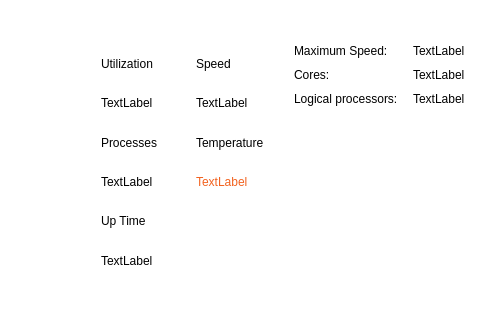
This is app/forms/mainwindow.ui in yuxincs/taskmanager as Qt 5 draws it before an edit; both pictures show x 109 to 600 and y 306 to 626 of the 600 by 626 pixel window. The edited form follows.
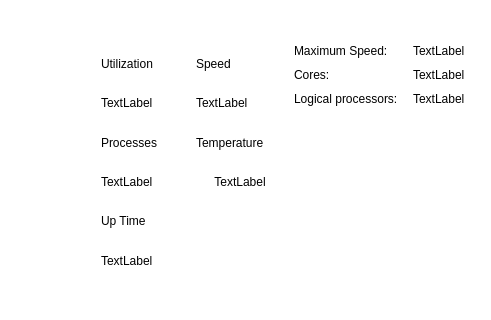
This is the edited form. The open tabs and pages were chosen to show the change. Custom widgets are drawn as their Qt base class.

Commit message: Display the temperature based on the reading.

What changed in the file:
```diff
--- a/app/forms/mainwindow.ui
+++ b/app/forms/mainwindow.ui
@@ -81,22 +81,6 @@
 	background-color:rgb(229, 243, 255);
 }
 
-
-QPushButton{
- 	background-color:rgb(51,133,255);
-	border:none;
-	color:rgb(255,255,255);
-}
-
-QPushButton:hover{
-	background-color:rgb(49,126,243);
-	border:none
-}
-
-QPushButton:pressed{
-	background-color:rgb(48,117,220);
-	border:none}
-
 QListView{
 	background:transparent;
 	border:none;
@@ -347,46 +331,12 @@
                   </item>
                   <item row="3" column="1">
                    <widget class="QLabel" name="temperature">
-                    <property name="palette">
-                     <palette>
-                      <active>
-                       <colorrole role="WindowText">
-                        <brush brushstyle="SolidPattern">
-                         <color alpha="255">
-                          <red>242</red>
-                          <green>98</green>
-                          <blue>31</blue>
-                         </color>
-                        </brush>
-                       </colorrole>
-                      </active>
-                      <inactive>
-                       <colorrole role="WindowText">
-                        <brush brushstyle="SolidPattern">
-                         <color alpha="255">
-                          <red>242</red>
-                          <green>98</green>
-                          <blue>31</blue>
-                         </color>
-                        </brush>
-                       </colorrole>
-                      </inactive>
-                      <disabled>
-                       <colorrole role="WindowText">
-                        <brush brushstyle="SolidPattern">
-                         <color alpha="255">
-                          <red>160</red>
-                          <green>160</green>
-                          <blue>160</blue>
-                         </color>
-                        </brush>
-                       </colorrole>
-                      </disabled>
-                     </palette>
-                    </property>
                     <property name="text">
                      <string>TextLabel</string>
                     </property>
+                    <property name="alignment">
+                     <set>Qt::AlignCenter</set>
+                    </property>
                    </widget>
                   </item>
                   <item row="1" column="1">
```
Left out of the diff: 4 changed lines with no effect on the pictures. The commit also changes 1 other file.
